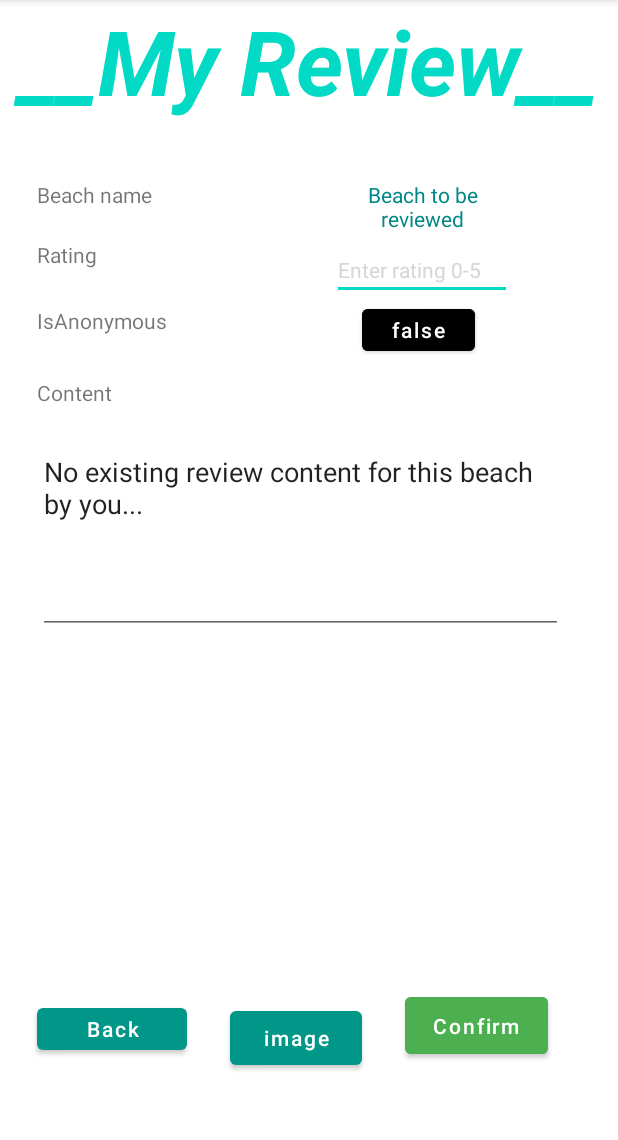
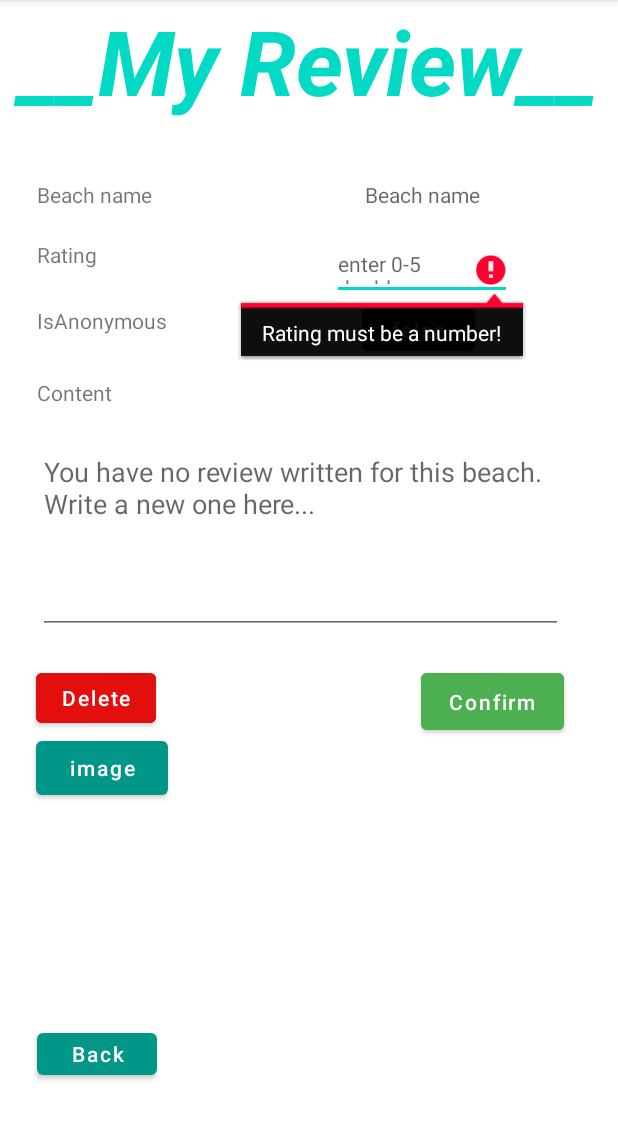
Before and after one commit to kdhoka/SoCalBeach4Life, an Android app: the UserReviewPage screen opened directly, with no data from a screen before it, after a tap on "Confirm", on a phone screen of 412 x 824 dp, the part 84-1224 px from its top. Run offline under Robolectric (Android 15) with nearby library versions, the phone set to English and light mode, and no system bars; our stand-ins replace Firebase (no records; nobody signed in at launch, a user with empty details on screens opened directly).

Commit message:
after log in, in my profile page, current user can write new review, or update their current review on beach 4.

```diff
--- a/app/src/main/java/com/example/beachtrip/BeachReviewActivity.java
+++ b/app/src/main/java/com/example/beachtrip/BeachReviewActivity.java
@@ -56,7 +56,7 @@ public class BeachReviewActivity extends AppCompatActivity {
                     String beachKey = dsp.child("beach").getValue().toString();
                     if (beachKey.equals(beachID)) {
                         String content = dsp.child("content").getValue().toString();
-                        double rate = (double) dsp.child("rate").getValue();
+                        double rate = Double.parseDouble(dsp.child("rate").getValue().toString());
                         totalRate += rate;
                         boolean isAnonymous = (boolean) dsp.child("isAnonymous").getValue();
                         String username = dsp.child("uID").getValue().toString();
--- a/app/src/main/java/com/example/beachtrip/LogInRegisterActivity.java
+++ b/app/src/main/java/com/example/beachtrip/LogInRegisterActivity.java
@@ -84,7 +84,7 @@ public class LogInRegisterActivity extends AppCompatActivity {
                             // Sign in success, update UI with the signed-in user's information
                             Log.d(TAG, "signInWithEmail:success");
                             FirebaseUser user = mAuth.getCurrentUser();
-                            Toast.makeText(LogInRegisterActivity.this, "Success. User " + user.getEmail() +"is signed in.",
+                            Toast.makeText(LogInRegisterActivity.this, "Success. User " + user.getEmail() +" is signed in.",
                                     Toast.LENGTH_SHORT).show();
                             updateUI(user);
                         } else {
--- a/app/src/main/java/com/example/beachtrip/UserReviewPage.java
+++ b/app/src/main/java/com/example/beachtrip/UserReviewPage.java
@@ -5,18 +5,24 @@ import androidx.appcompat.app.AppCompatActivity;
 
 import android.content.Intent;
 import android.os.Bundle;
+import android.renderscript.Sampler;
 import android.util.Log;
 import android.view.View;
 import android.widget.Button;
 import android.widget.TextView;
+import android.widget.Toast;
 
+import com.google.android.material.tabs.TabLayout;
 import com.google.firebase.auth.FirebaseAuth;
 import com.google.firebase.auth.FirebaseUser;
 import com.google.firebase.database.DataSnapshot;
 import com.google.firebase.database.DatabaseError;
 import com.google.firebase.database.DatabaseReference;
 import com.google.firebase.database.FirebaseDatabase;
+import com.google.firebase.database.Query;
 import com.google.firebase.database.ValueEventListener;
+
+import org.w3c.dom.Text;
 
 import java.util.ArrayList;
 
@@ -29,7 +35,7 @@ public class UserReviewPage extends AppCompatActivity {
     Boolean isAnon = false;
     Review review = null;
     String image;
-
+    private static final String TAG = "Create Review.";
     @Override
     protected void onCreate(Bundle savedInstanceState) {
         super.onCreate(savedInstanceState);
@@ -46,6 +52,37 @@ public class UserReviewPage extends AppCompatActivity {
         }
 
         root = FirebaseDatabase.getInstance();
+        DatabaseReference beachRef = root.getReference("beaches");
+        ValueEventListener beachCredentialListener = new ValueEventListener() {
+            private static final String TAG = "Beach read.";
+
+            @Override
+            public void onDataChange(DataSnapshot dataSnapshot) {
+                // Get value of each attribute of a User ob
+                int size = 0;
+                for (DataSnapshot dsp : dataSnapshot.getChildren()) {
+                    String id = dsp.getKey().toString();
+                    if(id.equals(beachID)){
+                        String beachName = dsp.child("name").getValue().toString();
+                        TextView beachName_tv = findViewById(R.id.beach_name_val);
+                        beachName_tv.setText(beachName);
+                        loadRestContent();
+                        break;
+                    }
+                }
+            }
+
+            @Override
+            public void onCancelled(DatabaseError databaseError) {
+                // Getting Post failed, log a message
+                Log.w(TAG, "loadPost:onCancelled", databaseError.toException());
+            }
+        };
+        beachRef.addValueEventListener(beachCredentialListener);
+    }
+
+    private void loadRestContent() {
+        root = FirebaseDatabase.getInstance();
         DatabaseReference reviewRef = root.getReference("Reviews"); //pointer to the Review tree
 
         ValueEventListener reviewCredentialListener = new ValueEventListener() {
@@ -61,7 +98,7 @@ public class UserReviewPage extends AppCompatActivity {
                     if (beachKey.equals(beachID) && userKey.equals(userID)) {
                         String reviewID = dsp.getKey().toString();//used to identify if this is a new review
                         String content = dsp.child("content").getValue().toString();
-                        Double rate = (double)dsp.child("rate").getValue();
+                        Double rate = Double.parseDouble(dsp.child("rate").getValue().toString());
                         Boolean isAnonymous = (Boolean)dsp.child("isAnonymous").getValue();
                         //String imageLink = dsp.child("image").getValue().toString();
                         review = new Review(reviewID, userKey, beachKey, isAnonymous, rate, content);
@@ -83,20 +120,17 @@ public class UserReviewPage extends AppCompatActivity {
     }
 
     private void onFinishLoading() {
-        String beachName = "Beach to be reviewed";
-        String rating = "Enter rating 0-5";
+        String rating = "";
         String isAnonStr = "false";
         isAnon = false;
-        String content = "No existing review content for this beach by you...";
+        String content = "";
         //String imageLink = "";
 
-        TextView beachName_view = findViewById(R.id.beach_name_val);
         TextView rating_view = findViewById(R.id.rating);
         TextView isAnon_btn = findViewById(R.id.anon_btn);
         TextView content_view = findViewById(R.id.content_tv);
         TextView delete_btn = findViewById(R.id.delete);
         if (review != null){
-            beachName = review.getBeach_name();
             rating = String.valueOf(review.getRating());
             isAnon = review.getIs_anonymous();
             if (isAnon){
@@ -108,20 +142,101 @@ public class UserReviewPage extends AppCompatActivity {
             delete_btn.setVisibility(View.INVISIBLE);
         }
 
-        beachName_view.setText(beachName);
-        rating_view.setText(rating);
+        if (!rating.isEmpty()){//only load rating is there is one, else display hint
+            rating_view.setText(rating);
+        }
         isAnon_btn.setText(isAnonStr);
-        content_view.setText(content);
+        if(!content.isEmpty()){//only load content is there is one, else display hint
+            content_view.setText(content);
+        }
+
     }
 
 
     public void onClickBackFromMyReview(View view) {
+        //TODO: clear all text fields
         Intent intent = new Intent(this, BeachInfoActivity.class);
         intent.putExtra("id", beachID);
         startActivity(intent);
     }
 
     public void onClickConfirm(View view) {
+        root = FirebaseDatabase.getInstance();
+        DatabaseReference reviewRef = root.getReference("Reviews");
+        TextView rating_view = findViewById(R.id.rating);
+        TextView isAnon_btn = findViewById(R.id.anon_btn);
+        TextView content_view = findViewById(R.id.content_tv);
+
+        String rating = rating_view.getText().toString();
+        String content = content_view.getText().toString();
+        String imageLink = "";
+        Double rate_double;
+
+        try {
+            //TODO: check for valid rating input.
+            rate_double = Double.parseDouble(rating);
+
+            if (!(0 <= rate_double) && (rate_double <= 5)) {
+                rating_view.setError("Rating must be a double in range 0-5");
+                return;
+            }
+        } catch (NullPointerException e){
+            //catch empty rating string input error
+            rating_view.setError("Rating cannot be empty!");
+            throw e;
+        } catch (NumberFormatException e){
+            rating_view.setError("Rating must be a number!");
+            throw e;
+        }
+
+        if (review == null){
+            //create a new review obj, assign its data field input text, and push it to database
+            ValueEventListener newReviewListener = new ValueEventListener() {
+                @Override
+                public void onDataChange(@NonNull DataSnapshot snapshot) {
+                        Log.d(TAG, "onClick database listener activated");
+                        // Get value of each attribute of a User ob
+                        long reviewIndex = snapshot.getChildrenCount() + 1;
+                        String reviewID = "Review" + reviewIndex;
+
+                        reviewRef.child(reviewID).push();
+                        DatabaseReference newReview = reviewRef.child(reviewID);
+
+                        newReview.child("beach").push();
+                        newReview.child("beach").setValue(beachID);
+
+                        newReview.child("uID").push();
+                        newReview.child("uID").setValue(userID);
+
+                        newReview.child("rate").push();
+                        newReview.child("rate").setValue(rating);
+
+                        newReview.child("content").push();
+                        newReview.child("content").setValue(content);
+
+                        newReview.child("isAnonymous").push();
+                        newReview.child("isAnonymous").setValue(isAnon);
+                        Log.d(TAG, "onClick database listener finished.");
+                        Toast.makeText(UserReviewPage.this, "Review updated!", Toast.LENGTH_SHORT).show();
+                        //TODO: add after image upload feature is fully functional
+//                    newReview.child("image").push();
+//                    newReview.child("image").setValue(imageLink);
+                }
+
+                @Override
+                public void onCancelled(@NonNull DatabaseError error) {
+                    Log.d(TAG, "push new review to DB failed.");
+                }
+            };
+            reviewRef.addValueEventListener(newReviewListener);
+        } else {
+            //else update existing review's data in DB.
+            String reviewID = review.getReviewID();
+            DatabaseReference currReview = reviewRef.child(review.getReviewID());
+            currReview.child("rate").setValue(rating);
+            currReview.child("content").setValue(content);
+            currReview.child("isAnonymous").setValue(isAnon);
+        }
     }
 
 
@@ -139,6 +254,25 @@ public class UserReviewPage extends AppCompatActivity {
     }
 
     public void onClickDelete(View view) {
+        /*get a reference on the node to be deleted
+        *implement a single value event listener
+        *add the listener to the reference
+        *in onDataChange, call removeValue() on the ref of the node*/
+        DatabaseReference reviewRef = root.getReference("Reviews");
+        Query query = reviewRef.child(review.getReviewID());
+        query.addListenerForSingleValueEvent(new ValueEventListener() {
+            @Override
+            public void onDataChange(@NonNull DataSnapshot snapshot) {
+                snapshot.getRef().removeValue();
+            }
+
+            @Override
+            public void onCancelled(@NonNull DatabaseError error) {
+                System.out.println("delete failed");
+            }
+        });
+
+        //set text field to be empty on display
     }
 
     public void onClickImageUpload(View view){
@@ -146,31 +280,4 @@ public class UserReviewPage extends AppCompatActivity {
         intent.putExtra("beachID", beachID);
         startActivity(intent);
     }
-
-//    DatabaseReference Beaches = root.getReference("Beaches");
-//
-//    ValueEventListener beachCredentialListener = new ValueEventListener() {
-//        private static final String TAG = "Beach read.";
-//
-//        @Override
-//        public void onDataChange(DataSnapshot dataSnapshot) {
-//            // Get value of each attribute of a User ob
-//            int size = 0;
-//            for (DataSnapshot dsp : dataSnapshot.getChildren()) {
-//                String id = dsp.getKey().toString();
-//                if (id.equals(beachID)) {
-//                    TextView title_tv = findViewById(R.id.beachReviewTitle);
-//                    title_tv.setText(dsp.child("name").getValue().toString());
-//                    break;
-//                }
-//            }
-//        }
-//
-//        @Override
-//        public void onCancelled(@NonNull DatabaseError error) {
-//
-//        }
-//
-//    };
-//        Beaches.addValueEventListener(beachCredentialListener);
 }
--- a/app/src/main/java/com/example/beachtrip/userProfileActivity.java
+++ b/app/src/main/java/com/example/beachtrip/userProfileActivity.java
@@ -69,4 +69,10 @@ public class userProfileActivity extends AppCompatActivity {
 
         Users.addValueEventListener(credentialListener);
     }
+
+    public void onClickProfileToMyReview(View view) {
+        Intent intent = new Intent(this, UserReviewPage.class);
+        intent.putExtra("beachID", "beach4");//TODO: make it dynamic on run time
+        startActivity(intent);
+    }
 }
--- a/app/src/main/res/layout/activity_my_review.xml
+++ b/app/src/main/res/layout/activity_my_review.xml
@@ -60,14 +60,14 @@
         android:layout_width="120dp"
         android:layout_height="40dp"
         android:hint="enter 0-5 double"
+        android:textColor="@color/quantum_grey"
         android:textSize="14dp"
-        android:textColor="@color/quantum_grey"
         app:layout_constraintBottom_toTopOf="@+id/anon_btn"
         app:layout_constraintEnd_toEndOf="parent"
         app:layout_constraintHorizontal_bias="0.52"
         app:layout_constraintStart_toEndOf="@+id/textView4"
         app:layout_constraintTop_toBottomOf="@+id/beach_name_val"
-        app:layout_constraintVertical_bias="1.0" />
+        app:layout_constraintVertical_bias="0.084" />
 
     <Button
         android:id="@+id/anon_btn"
@@ -75,11 +75,11 @@
         android:layout_height="40dp"
         android:layout_marginStart="20dp"
         android:layout_marginBottom="52dp"
+        android:backgroundTint="@color/black"
         android:onClick="onClickAnon"
         android:text="false"
         android:textSize="14dp"
-        android:backgroundTint="@color/black"
-        app:layout_constraintBottom_toTopOf="@+id/content_tv"
+        app:layout_constraintBottom_toBottomOf="@+id/textView6"
         app:layout_constraintEnd_toEndOf="parent"
         app:layout_constraintHorizontal_bias="0.444"
         app:layout_constraintStart_toEndOf="@+id/textView5" />
@@ -89,10 +89,10 @@
         android:layout_width="350dp"
         android:layout_height="wrap_content"
         android:gravity="top|left"
+        android:hint="You have no review written for this beach. Write a new one here..."
         android:lines="5"
         android:maxLines="15"
         android:scrollbars="vertical"
-        android:hint="Enter your review content here"
         app:layout_constraintBottom_toBottomOf="parent"
         app:layout_constraintEnd_toEndOf="parent"
         app:layout_constraintHorizontal_bias="0.409"
@@ -102,30 +102,29 @@
 
     <Button
         android:id="@+id/button3"
-        android:layout_width="100dp"
+        android:layout_width="80dp"
         android:layout_height="40dp"
+        android:onClick="onClickBackFromMyReview"
         android:text="Back"
-        android:onClick = "onClickBackFromMyReview"
         app:layout_constraintBottom_toBottomOf="parent"
         app:layout_constraintEnd_toEndOf="parent"
-        app:layout_constraintHorizontal_bias="0.08"
+        app:layout_constraintHorizontal_bias="0.075"
         app:layout_constraintStart_toStartOf="parent"
-        app:layout_constraintTop_toBottomOf="@+id/content_tv"
-        app:layout_constraintVertical_bias="0.798" />
+        app:layout_constraintTop_toBottomOf="@+id/imageUpload"
+        app:layout_constraintVertical_bias="0.764" />
 
     <Button
         android:id="@+id/button2"
         android:layout_width="95dp"
         android:layout_height="50dp"
+        android:layout_marginTop="20dp"
         android:backgroundTint="@color/green"
         android:onClick="onClickConfirm"
         android:text="Confirm"
-        app:layout_constraintBottom_toBottomOf="parent"
         app:layout_constraintEnd_toEndOf="parent"
-        app:layout_constraintHorizontal_bias="0.758"
-        app:layout_constraintStart_toEndOf="@+id/button3"
-        app:layout_constraintTop_toBottomOf="@+id/content_tv"
-        app:layout_constraintVertical_bias="0.799" />
+        app:layout_constraintHorizontal_bias="0.83"
+        app:layout_constraintStart_toEndOf="@+id/delete"
+        app:layout_constraintTop_toBottomOf="@+id/content_tv" />
 
     <TextView
         android:id="@+id/beach_name"
@@ -143,7 +142,7 @@
         android:id="@+id/beach_name_val"
         android:layout_width="120dp"
         android:layout_height="40dp"
-        android:text="Beach name"
+        android:hint="Beach name"
         android:textAlignment="center"
         android:textColor="@color/teal_700"
         android:textSize="14dp"
@@ -158,28 +157,27 @@
         android:id="@+id/delete"
         android:layout_width="80dp"
         android:layout_height="45dp"
+        android:layout_marginStart="24dp"
+        android:layout_marginTop="20dp"
         android:backgroundTint="@color/red"
         android:onClick="onClickDelete"
         android:text="Delete"
         android:visibility="visible"
-        app:layout_constraintBottom_toTopOf="@+id/button2"
-        app:layout_constraintEnd_toEndOf="parent"
-        app:layout_constraintHorizontal_bias="0.486"
         app:layout_constraintStart_toStartOf="parent"
-        app:layout_constraintTop_toBottomOf="@+id/content_tv"
-        app:layout_constraintVertical_bias="0.197" />
+        app:layout_constraintTop_toBottomOf="@+id/content_tv" />
 
     <Button
         android:id="@+id/imageUpload"
         android:layout_width="wrap_content"
         android:layout_height="wrap_content"
-        android:layout_marginBottom="52dp"
         android:onClick="onClickImageUpload"
         android:text="image"
         app:layout_constraintBottom_toBottomOf="parent"
         app:layout_constraintEnd_toEndOf="parent"
-        app:layout_constraintHorizontal_bias="0.473"
-        app:layout_constraintStart_toStartOf="parent" />
+        app:layout_constraintHorizontal_bias="0.074"
+        app:layout_constraintStart_toStartOf="parent"
+        app:layout_constraintTop_toBottomOf="@+id/delete"
+        app:layout_constraintVertical_bias="0.0" />
 
 
 </androidx.constraintlayout.widget.ConstraintLayout>
--- a/app/src/main/res/values/strings.xml
+++ b/app/src/main/res/values/strings.xml
@@ -16,5 +16,6 @@
     <string name="IsAnonymous">IsAnonymous</string>
     <string name="rating">Rating</string>
     <string name="Content">Content</string>
-    <string name="star">U+2605</string>
+    <string name="star">\u2605</string>
+    <string name = "half_star">\u2BEA</string>
 </resources>
```
Also changed, not shown: app/src/main/res/layout/activity_main.xml (+7 -7 lines), app/src/main/res/layout/activity_user_profile.xml (+13 -0 lines).
